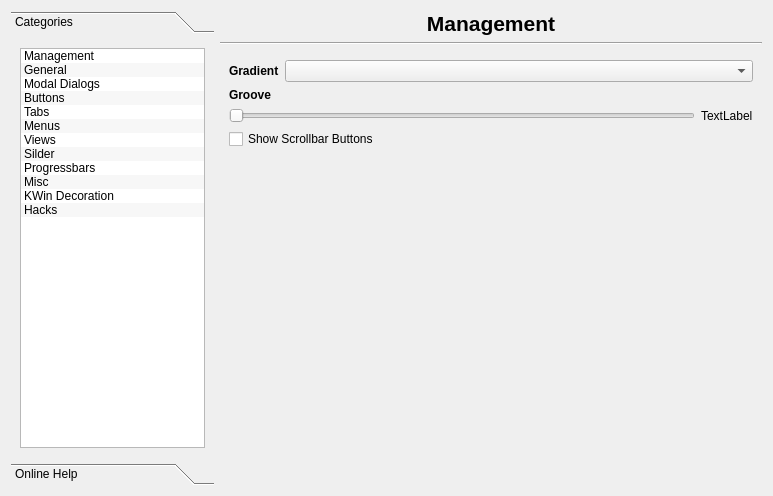
Old version of the form config/config.ui in the repository deiv/bespin-pkg.
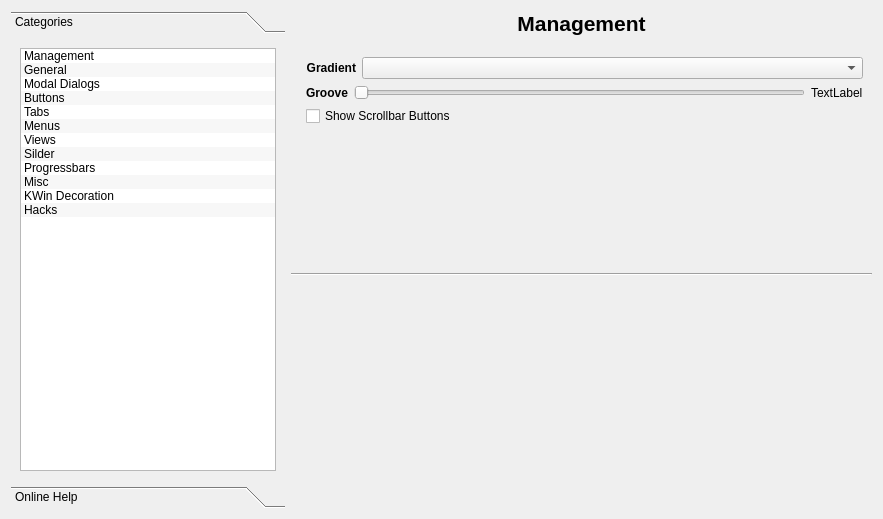
New version of the form. The open tabs and pages were chosen to show the change.

The edit to the form file:
```diff
--- a/config/config.ui
+++ b/config/config.ui
@@ -5,8 +5,8 @@
    <rect>
     <x>0</x>
     <y>0</y>
-    <width>773</width>
-    <height>496</height>
+    <width>883</width>
+    <height>519</height>
    </rect>
   </property>
   <property name="sizePolicy" >
@@ -35,8 +35,8 @@
        <rect>
         <x>0</x>
         <y>0</y>
-        <width>193</width>
-        <height>424</height>
+        <width>274</width>
+        <height>447</height>
        </rect>
       </property>
       <attribute name="label" >
@@ -151,7 +151,7 @@
      </widget>
     </widget>
    </item>
-   <item row="0" column="1" >
+   <item row="0" column="1" colspan="2" >
     <widget class="QLabel" name="header" >
      <property name="font" >
       <font>
@@ -171,14 +171,14 @@
      </property>
     </widget>
    </item>
-   <item row="1" column="1" >
+   <item rowspan="2" row="1" column="1" colspan="2" >
     <widget class="Line" name="line_2" >
      <property name="orientation" >
       <enum>Qt::Horizontal</enum>
      </property>
     </widget>
    </item>
-   <item row="2" column="1" >
+   <item row="2" column="2" >
     <widget class="QStackedWidget" name="sections" >
      <property name="sizePolicy" >
       <sizepolicy vsizetype="Preferred" hsizetype="Preferred" >
@@ -1625,11 +1625,11 @@
        <rect>
         <x>0</x>
         <y>0</y>
-        <width>599</width>
-        <height>572</height>
+        <width>579</width>
+        <height>457</height>
        </rect>
       </property>
-      <layout class="QGridLayout" >
+      <layout class="QGridLayout" name="gridLayout_21" >
        <item row="0" column="0" >
         <layout class="QHBoxLayout" >
          <item>
@@ -1643,6 +1643,9 @@
            <property name="text" >
             <string>Gradient</string>
            </property>
+           <property name="alignment" >
+            <set>Qt::AlignRight|Qt::AlignTrailing|Qt::AlignVCenter</set>
+           </property>
           </widget>
          </item>
          <item>
@@ -1658,20 +1661,20 @@
         </layout>
        </item>
        <item row="1" column="0" >
-        <widget class="QLabel" name="label_42" >
-         <property name="font" >
-          <font>
-           <weight>75</weight>
-           <bold>true</bold>
-          </font>
-         </property>
-         <property name="text" >
-          <string>Groove</string>
-         </property>
-        </widget>
-       </item>
-       <item row="2" column="0" >
-        <layout class="QHBoxLayout" >
+        <layout class="QHBoxLayout" name="horizontalLayout_3" >
+         <item>
+          <widget class="QLabel" name="label_42" >
+           <property name="font" >
+            <font>
+             <weight>75</weight>
+             <bold>true</bold>
+            </font>
+           </property>
+           <property name="text" >
+            <string>Groove</string>
+           </property>
+          </widget>
+         </item>
          <item>
           <widget class="QSlider" name="sliderGroove" >
            <property name="maximum" >
@@ -1697,14 +1700,14 @@
          </item>
         </layout>
        </item>
-       <item row="3" column="0" >
+       <item row="2" column="0" >
         <widget class="QCheckBox" name="showScrollButtons" >
          <property name="text" >
           <string>Show Scrollbar Buttons</string>
          </property>
         </widget>
        </item>
-       <item row="4" column="0" >
+       <item row="3" column="0" >
         <spacer>
          <property name="orientation" >
           <enum>Qt::Vertical</enum>
```
Left out of the diff: 73 changed lines with no effect on the pictures.
